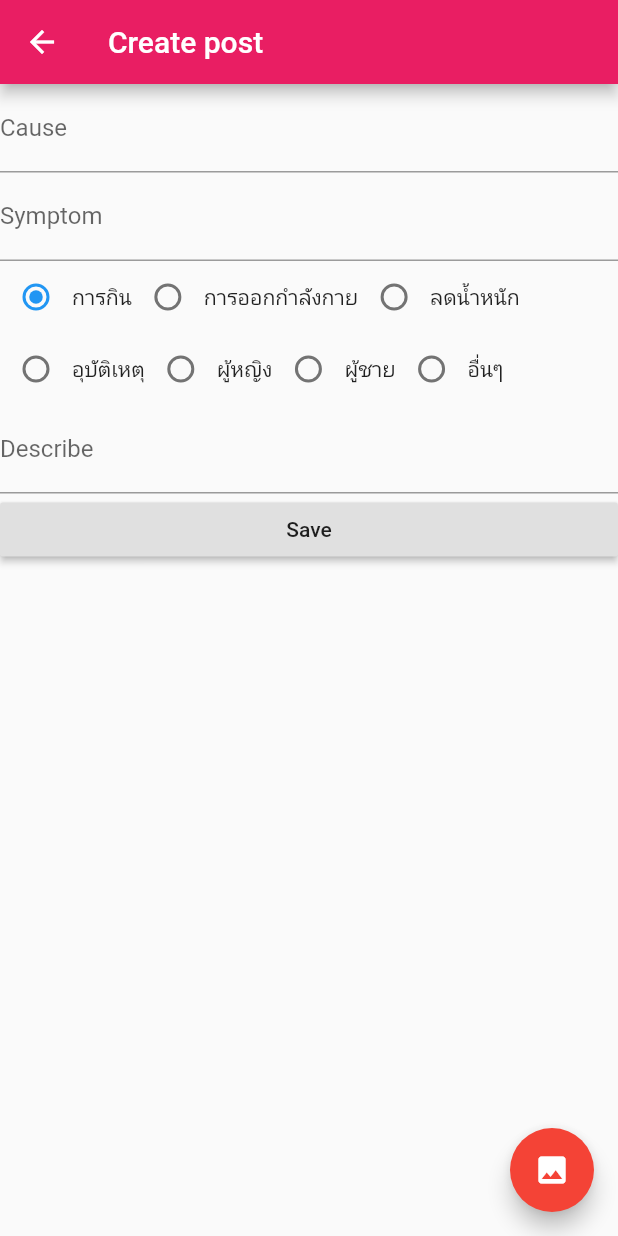
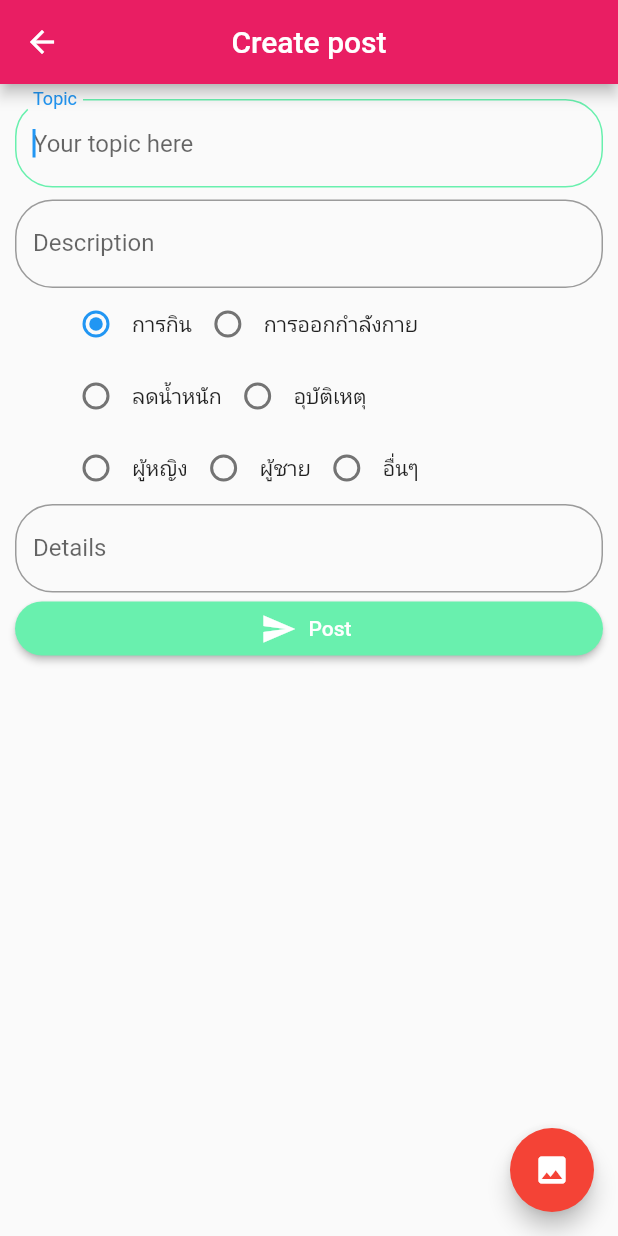
Before and after one commit to PoomNet/health_care, a Flutter app: the AddPage screen opened directly with empty values, on a phone screen of 412 x 824 dp. Run offline on Flutter 3.47's test engine with Material 2 defaults, Android fonts, the phone set to English and light mode, and no system bars; our stand-ins replace cloud_firestore, firebase_auth, firebase_database, firebase_storage, font_awesome_flutter, google_maps_flutter and 4 more; missing offline and left inert: flutter_facebook_login, flutter_google_places, google_maps_webservice; accounts and stored records are empty.

Commit message:
Update addpost_screen.dart

```diff
--- a/lib/screens/addpost_screen.dart
+++ b/lib/screens/addpost_screen.dart
@@ -40,16 +40,17 @@ class _AddPageState extends State<AddPage> {
         print(check_user < data.value.length);
         print(check_user);
         if (data.value[check_user] != null) {
-          if (data.value[check_user]['user']['name'] == widget.userinfo.displayname) {
+          if (data.value[check_user]['user']['name'] ==
+              widget.userinfo.displayname) {
             //ไว้เชคuser
             break;
-          }
-          else if(check_user==data.value.length-1){
+          } else if (check_user == data.value.length - 1) {
             FirebaseDatabase.instance
                 .reference()
-                                  .child((check_user+1).toString()).child("user")
+                .child((check_user + 1).toString())
+                .child("user")
                 .set({
-                                  "name": Currentlogin.USER  ,//ใส่ข้อมูลuser
+              "name": Currentlogin.USER, //ใส่ข้อมูลuser
             });
             break;
           }
@@ -57,11 +58,8 @@ class _AddPageState extends State<AddPage> {
       }
 
       new_post = data.value[check_user]['post'].length;
-
     });
   }
-
-
 
   void _handleRadioValueChange(int value) {
     setState(() {
@@ -96,7 +94,14 @@ class _AddPageState extends State<AddPage> {
   @override
   Widget build(BuildContext context) {
     return Scaffold(
-        appBar: AppBar(title: Text("Create post")),
+        resizeToAvoidBottomPadding: true,
+        appBar: AppBar(
+          title: Text("Create post"),
+          actions: <Widget>[
+
+          ],
+          centerTitle: true,
+        ),
         floatingActionButton: FloatingActionButton(
           backgroundColor: Colors.red,
           onPressed: () {
@@ -112,13 +117,33 @@ class _AddPageState extends State<AddPage> {
           },
           child: Icon(Icons.image),
         ),
-        body: Form(
+        body: Container(
+          height: 500,
+          child: ListView(
+            children: <Widget>[
+              Container(
+                padding: EdgeInsets.all(10.0),
+                child: Form(
                     key: _formKey,
                     child: Column(
                       mainAxisSize: MainAxisSize.min,
                       children: <Widget>[
                         TextFormField(
-                  decoration: InputDecoration(labelText: "Cause"),
+                          autofocus: true,
+                          decoration: new InputDecoration(
+                              labelText: "Topic",
+                              fillColor: Colors.white,
+                              border: new OutlineInputBorder(
+                                borderRadius: new BorderRadius.circular(25.0),
+                                borderSide: new BorderSide(),
+                              ),
+                              focusedBorder: new OutlineInputBorder(
+                                borderRadius: new BorderRadius.circular(25.0),
+                                borderSide:
+                                    new BorderSide(color: Colors.greenAccent),
+                              ),
+                              hintText: "Your topic here"),
+                          keyboardType: TextInputType.text,
                           controller: cause,
                           validator: (value) {
                             if (value.isEmpty) {
@@ -127,8 +152,24 @@ class _AddPageState extends State<AddPage> {
                           },
                           onSaved: (value) => print(value),
                         ),
-                TextFormField(
-                  decoration: InputDecoration(labelText: "Symptom"),
+                        Padding(
+                          padding: const EdgeInsets.fromLTRB(0, 8.0, 0, 0),
+                          child: TextFormField(
+                            decoration: new InputDecoration(
+                                labelText: "Description",
+                                fillColor: Colors.white,
+                                border: new OutlineInputBorder(
+                                  borderRadius: new BorderRadius.circular(25.0),
+                                  borderSide: new BorderSide(),
+                                ),
+                                focusedBorder: new OutlineInputBorder(
+                                  borderRadius: new BorderRadius.circular(25.0),
+                                  borderSide:
+                                      new BorderSide(color: Colors.greenAccent),
+                                ),
+                                hintText: "Your description here"),
+                            keyboardType: TextInputType.multiline,
+                            maxLines: null,
                             controller: symptom,
                             validator: (value) {
                               if (value.isEmpty) {
@@ -137,9 +178,14 @@ class _AddPageState extends State<AddPage> {
                             },
                             onSaved: (value) => print(value),
                           ),
+                        ),
                         Column(
+                          mainAxisAlignment: MainAxisAlignment.center,
+                          crossAxisAlignment: CrossAxisAlignment.center,
                           children: <Widget>[
-                    Row(
+                            Padding(
+                              padding: const EdgeInsets.fromLTRB(30.0, 0, 0, 0),
+                              child: Row(
                                 children: <Widget>[
                                   new Radio(
                                     value: 0,
@@ -153,22 +199,31 @@ class _AddPageState extends State<AddPage> {
                                     onChanged: _handleRadioValueChange,
                                   ),
                                   new Text('การออกกำลังกาย'),
+                                ],
+                              ),
+                            ),
+                            Padding(
+                              padding: const EdgeInsets.fromLTRB(30, 0, 0, 0),
+                              child: Row(
+                                children: <Widget>[
                                   new Radio(
                                     value: 2,
                                     groupValue: _radioValue,
                                     onChanged: _handleRadioValueChange,
                                   ),
                                   new Text('ลดน้ำหนัก'),
-                      ],
-                    ),
-                    Row(
-                      children: <Widget>[
                                   new Radio(
                                     value: 3,
                                     groupValue: _radioValue,
                                     onChanged: _handleRadioValueChange,
                                   ),
                                   new Text('อุบัติเหตุ'),
+                                ],
+                              ),
+                            ),
+                            Padding(
+                              padding: const EdgeInsets.fromLTRB(30, 0, 0, 0),
+                              child: Row(children: <Widget>[
                                 new Radio(
                                   value: 4,
                                   groupValue: _radioValue,
@@ -187,14 +242,27 @@ class _AddPageState extends State<AddPage> {
                                   onChanged: _handleRadioValueChange,
                                 ),
                                 new Text('อื่นๆ'),
-                      ],
-                    ),
+                              ]),
+                            )
                           ],
                         ),
                         TextFormField(
-                  decoration: InputDecoration(labelText: "Describe"),
+                          decoration: new InputDecoration(
+                              labelText: "Details",
+                              fillColor: Colors.white,
+                              border: new OutlineInputBorder(
+                                borderRadius: new BorderRadius.circular(25.0),
+                                borderSide: new BorderSide(),
+                              ),
+                              focusedBorder: new OutlineInputBorder(
+                                borderRadius: new BorderRadius.circular(25.0),
+                                borderSide:
+                                    new BorderSide(color: Colors.greenAccent),
+                              ),
+                              hintText: "Add more details here"),
                           controller: describe,
                           keyboardType: TextInputType.multiline,
+                          maxLines: null,
                           validator: (value) {
                             if (value.isEmpty) {
                               return "Please fill subject";
@@ -205,12 +273,20 @@ class _AddPageState extends State<AddPage> {
                         Row(
                           children: <Widget>[
                             Expanded(
-                        child: RaisedButton(
-                            child: Text("Save"),
+                                child: RaisedButton.icon(
+                                  icon: Icon(Icons.send),
+                                    label: Text("Post"),
+                                    textColor: Colors.white,
+                                    color: Colors.greenAccent,
+                                    shape: RoundedRectangleBorder(
+                                        borderRadius:
+                                            BorderRadius.circular(20.0)),
                                     onPressed: () {
                                       FirebaseDatabase.instance
                                           .reference()
-                                  .child(check_user.toString()).child("post").child(new_post.toString())
+                                          .child(check_user.toString())
+                                          .child("post")
+                                          .child(new_post.toString())
                                           .set({
                                         "cause": cause.text,
                                         "symptom": symptom.text,
@@ -222,7 +298,8 @@ class _AddPageState extends State<AddPage> {
                                       Firestore.instance.runTransaction(
                                           (Transaction transaction) async {
                                         CollectionReference reference =
-                                    Firestore.instance.collection('post');
+                                            Firestore.instance
+                                                .collection('post');
 
                                         await reference.add({
                                           "cause": cause.text,
@@ -230,7 +307,7 @@ class _AddPageState extends State<AddPage> {
                                           "category": category,
                                           "describe": describe.text,
                                           "image": "",
-                                  "user":widget.userinfo.displayname,
+                                          "user": widget.userinfo.displayname,
                                         });
                                         cause.clear();
                                         symptom.clear();
@@ -240,12 +317,18 @@ class _AddPageState extends State<AddPage> {
                                       Navigator.push(
                                           context,
                                           MaterialPageRoute(
-                    builder: (context) => MainPage(userinfo: userinf2,)));
+                                              builder: (context) => MainPage(
+                                                    userinfo: userinf2,
+                                                  )));
                                     }))
                           ],
                         )
                       ],
-            )));
+                    )),
+              ),
+            ],
+          ),
+        ));
   }
 
   @override
```
Lines whose indentation alone changed are shown as unchanged.
